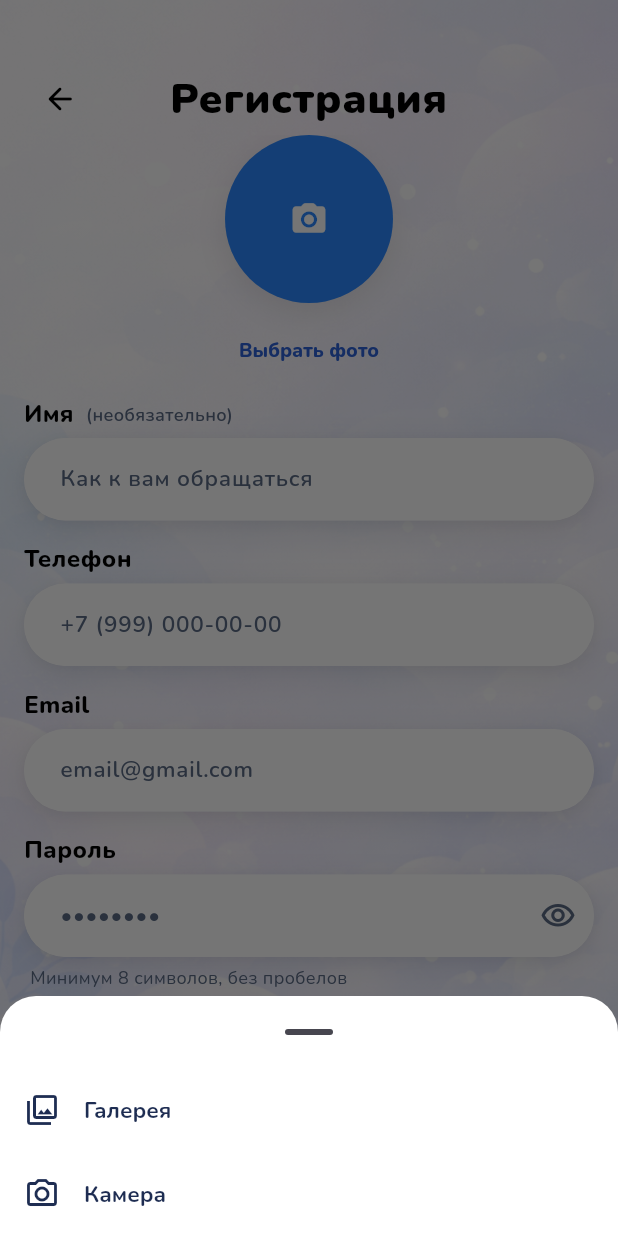
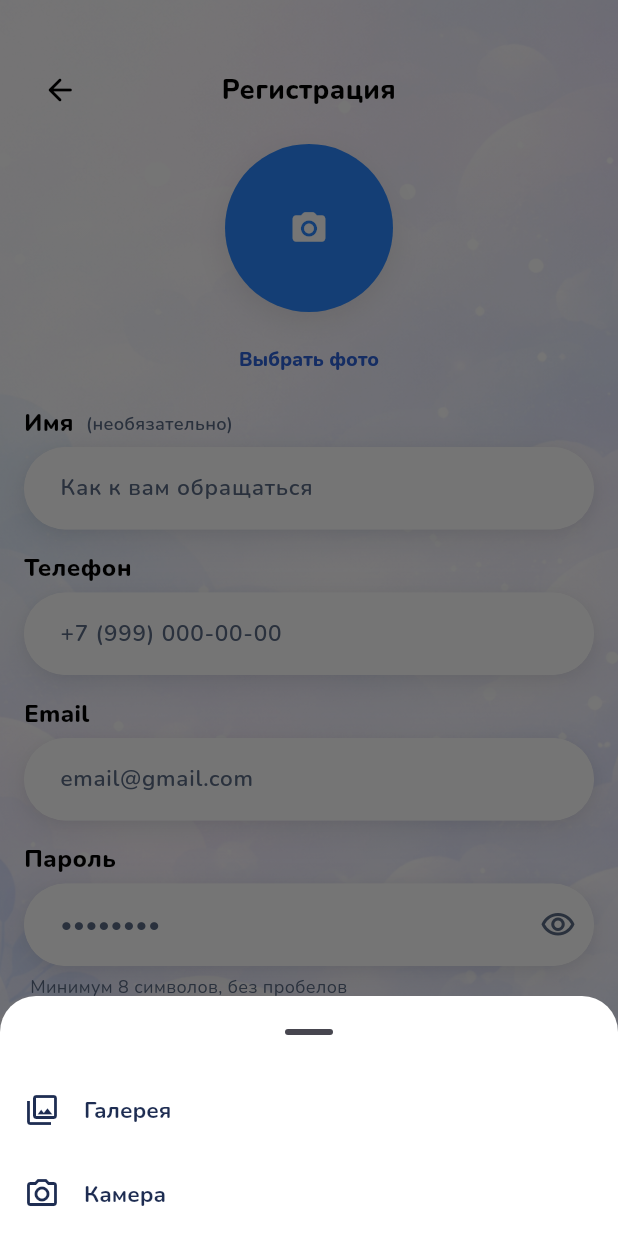
Before and after one commit to Uz11ps/klanymobail, a Flutter app: the ParentChiefRegisterPage screen opened by its route, after a tap on the "photo camera" icon, on a phone screen of 412 x 824 dp. Run offline on Flutter 3.47's test engine with Material 3 defaults, Android fonts, the phone set to English and light mode, and no system bars; our stand-ins replace cached_network_image, firebase_core, firebase_messaging, flutter_dotenv, flutter_riverpod, flutter_svg and 7 more; missing offline and left inert: dart:html; accounts and stored records are empty; project files that could hold a hidden picture were left out.

Commit message:
фыва

```diff
--- a/apps/klany_mobile/lib/src/features/auth/pages/parent_chief_register_page.dart
+++ b/apps/klany_mobile/lib/src/features/auth/pages/parent_chief_register_page.dart
@@ -293,69 +293,6 @@ class _ParentChiefRegisterPageState extends ConsumerState<ParentChiefRegisterPag
     );
   }
 
-  /// Круглые «мятные» чекбоксы в стиле макета (как общие экранные CTA-пилюли).
-  Widget _chiefRoundPolicyCheckbox(bool value, ValueChanged<bool?> onChanged, {required bool disabled}) {
-    const borderInk = Color(0xFF1F4F1B);
-
-    Widget box({required Widget child}) {
-      return Container(
-        width: 26,
-        height: 26,
-        alignment: Alignment.center,
-        decoration: BoxDecoration(
-          shape: BoxShape.circle,
-          color: value ? kBrandMint : Colors.transparent,
-          border: Border.all(color: borderInk.withValues(alpha: disabled ? 0.35 : 1), width: 1.2),
-        ),
-        child: child,
-      );
-    }
-
-    final hit = GestureDetector(
-      onTap: disabled
-          ? null
-          : () {
-              onChanged(!value);
-            },
-      behavior: HitTestBehavior.opaque,
-      child: box(
-        child: value
-            ? const Icon(Icons.check_rounded, size: 17, color: borderInk)
-            : const SizedBox.shrink(),
-      ),
-    );
-
-    return Semantics(
-      checked: value,
-      child: hit,
-    );
-  }
-
-  Widget _chiefPolicyAgreementRow({
-    required bool checked,
-    required ValueChanged<bool?> onChanged,
-    required Widget richLabel,
-    required bool busy,
-  }) {
-    return Padding(
-      padding: const EdgeInsets.only(bottom: 12),
-      child: Row(
-        crossAxisAlignment: CrossAxisAlignment.start,
-        children: [
-          Padding(
-            padding: const EdgeInsets.only(top: 4, right: 12),
-            child: _chiefRoundPolicyCheckbox(
-              checked,
-              onChanged,
-              disabled: busy,
-            ),
-          ),
-          Expanded(child: richLabel),
-        ],
-      ),
-    );
-  }
-
   @override
   Widget build(BuildContext context) {
     void onBack() {
@@ -365,13 +302,6 @@ class _ParentChiefRegisterPageState extends ConsumerState<ParentChiefRegisterPag
         context.go('/auth/parent/sign-in');
       }
     }
-
-    final baseSpan = TextStyle(
-      fontFamily: 'Nunito',
-      fontSize: 13,
-      height: 1.35,
-      color: kChildInk.withValues(alpha: 0.9),
-    );
 
     return Scaffold(
       backgroundColor: Colors.transparent,
@@ -390,14 +320,6 @@ class _ParentChiefRegisterPageState extends ConsumerState<ParentChiefRegisterPag
                 kFigmaLandingMinBottomInset,
               ),
             ),
-            child: Column(
-              crossAxisAlignment: CrossAxisAlignment.stretch,
-              children: [
-                FigmaAuthDoubleDeckHeader(
-                  navTitle: 'Регистрация',
-                  onBack: onBack,
-                ),
-                Expanded(
             child: LayoutBuilder(
               builder: (context, constraints) {
                 return SingleChildScrollView(
@@ -409,6 +331,12 @@ class _ParentChiefRegisterPageState extends ConsumerState<ParentChiefRegisterPag
                     child: Column(
                       crossAxisAlignment: CrossAxisAlignment.stretch,
                       children: [
+                        FigmaAuthDoubleDeckHeader(
+                          navTitle: 'Регистрация',
+                          onBack: onBack,
+                          embeddedInPage: true,
+                          horizontalPadding: 0,
+                        ),
                         Center(child: _buildAvatarChip()),
                               const SizedBox(height: 8),
                               Center(
@@ -579,41 +507,29 @@ class _ParentChiefRegisterPageState extends ConsumerState<ParentChiefRegisterPag
                               ),
                               const SizedBox(height: kFigmaAuthFieldStackGap),
 
-                              _chiefPolicyAgreementRow(
+                              FigmaAuthPolicyRow(
                                 checked: _agreePrivacy,
-                                onChanged: (v) =>
-                                    setState(() => _agreePrivacy = v ?? false),
-                                busy: _busy,
-                                richLabel: RichText(
-                                  text: TextSpan(
-                                    style: baseSpan,
-                                    children: [
-                                      TextSpan(style: baseSpan, text: 'Я принимаю '),
+                                enabled: !_busy,
+                                onChanged: (v) => setState(() => _agreePrivacy = v),
+                                labelSpans: [
+                                  const TextSpan(text: 'Я принимаю '),
                                   _linkTapSpan(
                                     'Политику конфиденциальности',
                                     _privacyReco!,
                                   ),
                                 ],
                               ),
-                                ),
-                              ),
-                              _chiefPolicyAgreementRow(
+                              FigmaAuthPolicyRow(
                                 checked: _agreeTerms,
-                                onChanged: (v) =>
-                                    setState(() => _agreeTerms = v ?? false),
-                                busy: _busy,
-                                richLabel: RichText(
-                                  text: TextSpan(
-                                    style: baseSpan,
-                                    children: [
-                                      TextSpan(style: baseSpan, text: 'Я принимаю '),
+                                enabled: !_busy,
+                                onChanged: (v) => setState(() => _agreeTerms = v),
+                                labelSpans: [
+                                  const TextSpan(text: 'Я принимаю '),
                                   _linkTapSpan(
                                     'Пользовательское соглашение',
                                     _termsReco!,
                                   ),
                                 ],
-                                  ),
-                                ),
                               ),
 
                               SizedBox(height: kFigmaAuthBeforePrimaryCtaGap),
@@ -655,9 +571,6 @@ class _ParentChiefRegisterPageState extends ConsumerState<ParentChiefRegisterPag
           ),
         ],
       ),
-          ),
-        ],
-      ),
     );
   }
 }
--- a/apps/klany_mobile/lib/src/features/home/child_soft_ui.dart
+++ b/apps/klany_mobile/lib/src/features/home/child_soft_ui.dart
@@ -668,6 +668,86 @@ class FigmaDialogActionStack extends StatelessWidget {
   }
 }
 
+/// Согласие с документами на регистрации: круглый чекбокс слева, подпись справа.
+class FigmaAuthPolicyRow extends StatelessWidget {
+  const FigmaAuthPolicyRow({
+    super.key,
+    required this.checked,
+    required this.onChanged,
+    required this.labelSpans,
+    this.enabled = true,
+  });
+
+  final bool checked;
+  final ValueChanged<bool> onChanged;
+  final List<InlineSpan> labelSpans;
+  final bool enabled;
+
+  static const double _checkSize = 26;
+  static const double _gap = 10;
+  static const Color _borderInk = Color(0xFF1F4F1B);
+
+  static const TextStyle _labelStyle = TextStyle(
+    fontFamily: 'Nunito',
+    fontSize: 13,
+    fontWeight: FontWeight.w600,
+    color: kChildInk,
+    height: 1.4,
+  );
+
+  @override
+  Widget build(BuildContext context) {
+    return Padding(
+      padding: const EdgeInsets.only(bottom: 14),
+      child: SizedBox(
+        width: double.infinity,
+        child: Row(
+          crossAxisAlignment: CrossAxisAlignment.start,
+          children: [
+            Padding(
+              padding: const EdgeInsets.only(top: 1),
+              child: Semantics(
+                checked: checked,
+                child: GestureDetector(
+                  onTap: enabled ? () => onChanged(!checked) : null,
+                  behavior: HitTestBehavior.opaque,
+                  child: Container(
+                    width: _checkSize,
+                    height: _checkSize,
+                    alignment: Alignment.center,
+                    decoration: BoxDecoration(
+                      shape: BoxShape.circle,
+                      color: checked ? kBrandMint : Colors.transparent,
+                      border: Border.all(
+                        color: _borderInk.withValues(alpha: enabled ? 1 : 0.35),
+                        width: 1.2,
+                      ),
+                    ),
+                    child: checked
+                        ? const Icon(
+                            Icons.check_rounded,
+                            size: 17,
+                            color: _borderInk,
+                          )
+                        : null,
+                  ),
+                ),
+              ),
+            ),
+            const SizedBox(width: _gap),
+            Expanded(
+              child: Text.rich(
+                TextSpan(style: _labelStyle, children: labelSpans),
+                textAlign: TextAlign.left,
+              ),
+            ),
+          ],
+        ),
+      ),
+    );
+  }
+}
+
 /// Шапка auth: тот же верхний ритм и типографика, что «CLAN CAPITAL» на лендинге 0-602,
 /// заголовки **по центру**; ряд «назад» — [Stack], чтобы заголовок был в центре экрана.
 class FigmaAuthDoubleDeckHeader extends StatelessWidget {
@@ -677,6 +757,8 @@ class FigmaAuthDoubleDeckHeader extends StatelessWidget {
     required this.navTitle,
     required this.onBack,
     this.horizontalPadding = kFigmaAuthScreenPaddingH,
+    /// Заголовок внутри прокручиваемой страницы (не фиксированная шапка поверх контента).
+    this.embeddedInPage = false,
   });
 
   /// Верхняя строка (например **УЧАСТНИК**). `null` или `''` — скрыть.
@@ -684,6 +766,9 @@ class FigmaAuthDoubleDeckHeader extends StatelessWidget {
   final String navTitle;
   final VoidCallback onBack;
   final double horizontalPadding;
+
+  /// `true` — ряд «назад + Регистрация» в общем скролле формы, без лишнего отступа лендинга.
+  final bool embeddedInPage;
 
   @override
   Widget build(BuildContext context) {
@@ -693,7 +778,8 @@ class FigmaAuthDoubleDeckHeader extends StatelessWidget {
       child: Column(
         crossAxisAlignment: CrossAxisAlignment.stretch,
         children: [
-          const SizedBox(height: kFigmaLandingTitleTopSpacer),
+          if (!embeddedInPage)
+            const SizedBox(height: kFigmaLandingTitleTopSpacer),
           if (banner != null && banner.isNotEmpty) ...[
             Text(
               banner,
@@ -730,12 +816,13 @@ class FigmaAuthDoubleDeckHeader extends StatelessWidget {
                     textAlign: TextAlign.center,
                     maxLines: 2,
                     overflow: TextOverflow.ellipsis,
-                    style: kFigmaAuthLandingTitleStyle,
+                    style: kFigmaAuthScreenTitleStyle,
                   ),
                 ),
               ],
             ),
           ),
+          if (embeddedInPage) const SizedBox(height: 12),
         ],
       ),
     );
```
Lines whose indentation alone changed are shown as unchanged.
